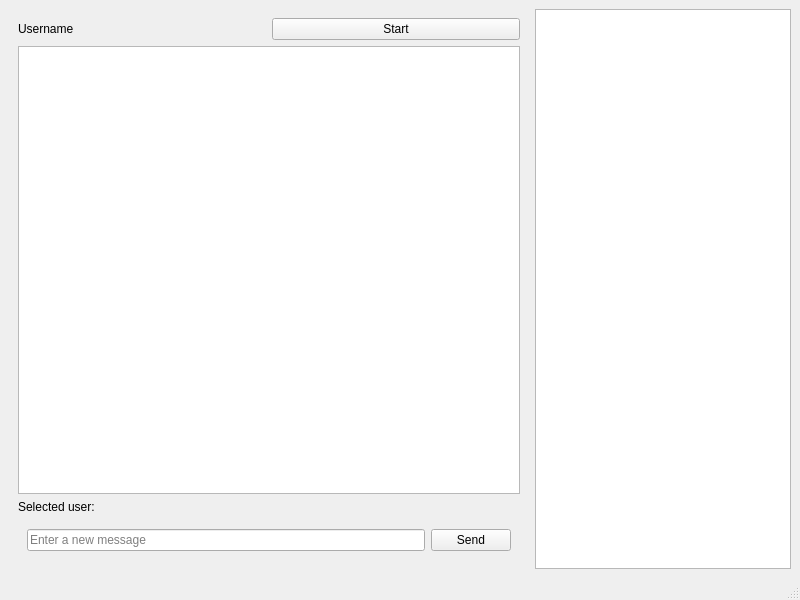
This is Source/UI/MainWindow.ui in DhirajWishal/HiveCom-Desktop as Qt 5 draws it before an edit. The edited form follows.
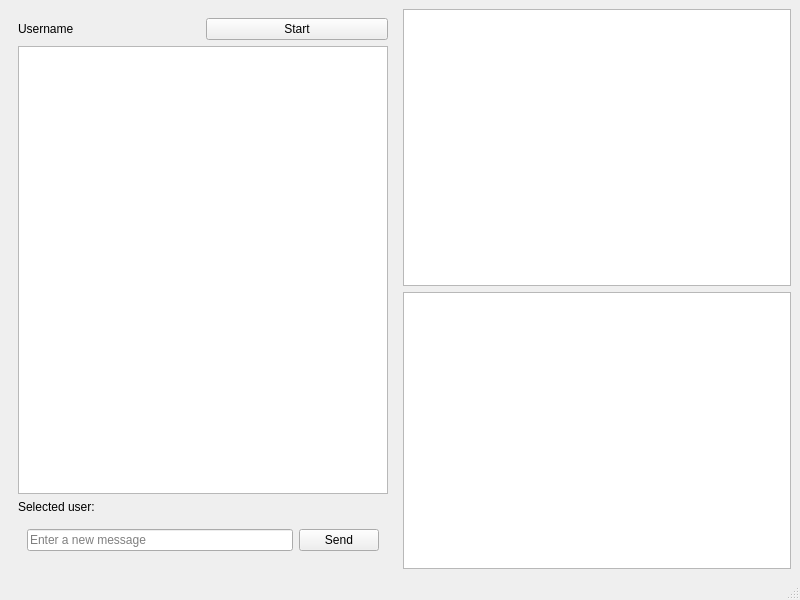
This is the edited form.

Commit message:
Added some improvements and a logging widget.
* Added some improvements to the desktop app.
* Added a logging widget which will show all the application logs.

Diff of the .ui file:
```diff
--- a/Source/UI/MainWindow.ui
+++ b/Source/UI/MainWindow.ui
@@ -72,15 +72,22 @@
       </layout>
      </widget>
     </item>
-    <item row="0" column="3">
+    <item row="0" column="2">
+     <layout class="QVBoxLayout" name="verticalLayout_2">
+      <item>
      <widget class="QListWidget" name="onlineList">
       <property name="sizePolicy">
-       <sizepolicy hsizetype="Fixed" vsizetype="Expanding">
+         <sizepolicy hsizetype="Expanding" vsizetype="Expanding">
         <horstretch>0</horstretch>
         <verstretch>0</verstretch>
        </sizepolicy>
       </property>
      </widget>
+      </item>
+      <item>
+       <widget class="QListWidget" name="logs"/>
+      </item>
+     </layout>
     </item>
    </layout>
   </widget>
```
Lines whose indentation alone changed are shown as unchanged. The commit also changes 4 other files.
